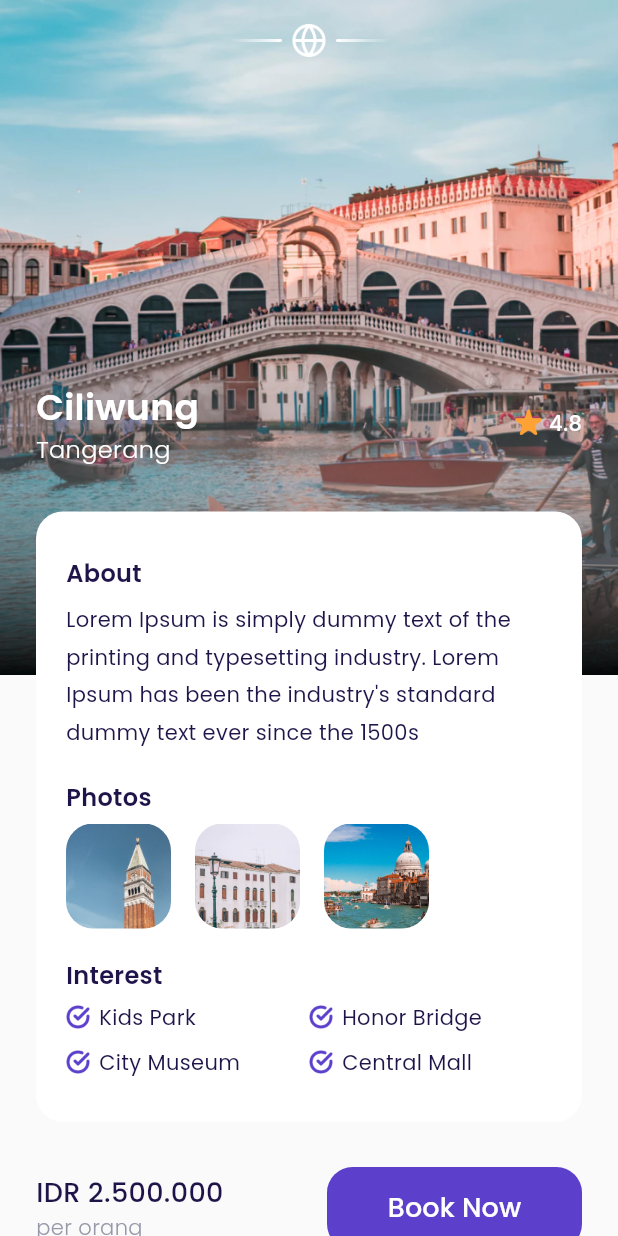
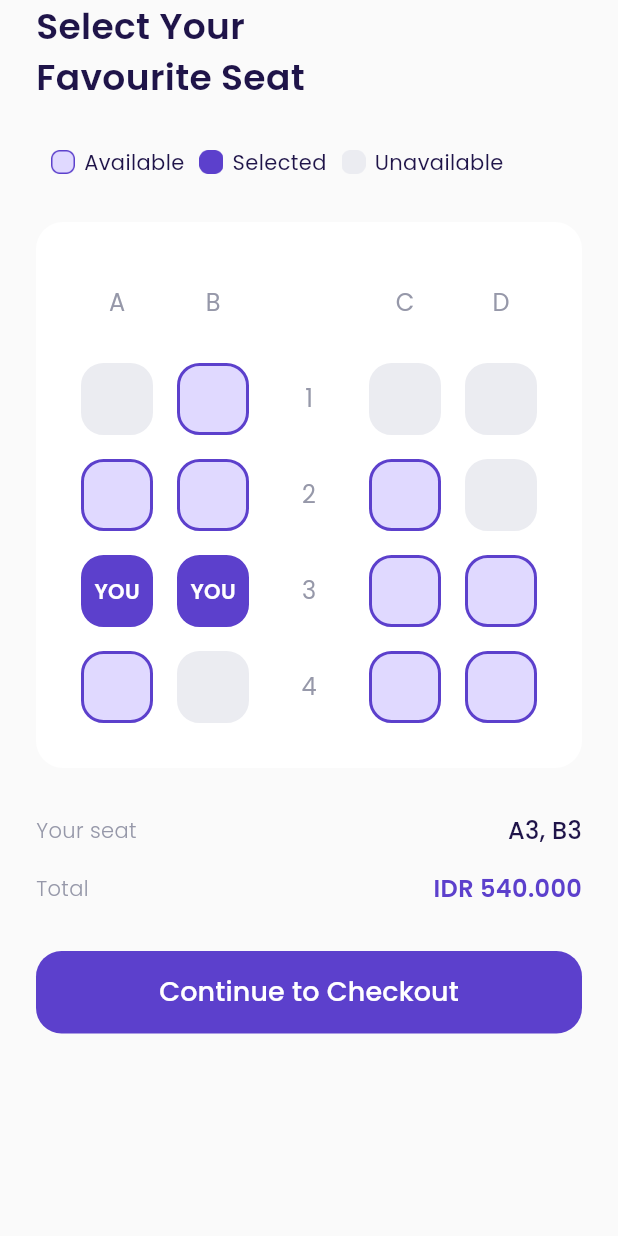
Before and after one commit to khoerodin/airplane, a Flutter app: the DetailPage screen opened directly, after a tap on "Book Now", on a phone screen of 412 x 824 dp. Run offline on Flutter 3.47's test engine with Material 3 defaults, Android fonts, the phone set to English and light mode, and no system bars; our stand-ins replace google_fonts.

Commit message:
Choose Site Page

```diff
--- /dev/null
+++ b/lib/ui/pages/choose_site_page.dart
@@ -0,0 +1,297 @@
+import 'package:airplane/shared/theme.dart';
+import 'package:airplane/ui/widgtes/custom_button.dart';
+import 'package:airplane/ui/widgtes/seat_item.dart';
+import 'package:flutter/material.dart';
+
+class ChooseSitePage extends StatelessWidget {
+  const ChooseSitePage({super.key});
+
+  @override
+  Widget build(BuildContext context) {
+    Widget title() {
+      return SafeArea(
+        child: Column(
+          crossAxisAlignment: CrossAxisAlignment.start,
+          children: [
+            Text(
+              'Select Your',
+              style: blackTextStyle.copyWith(
+                fontSize: 24,
+                fontWeight: semiBold,
+              ),
+            ),
+            Text(
+              'Favourite Seat',
+              style: blackTextStyle.copyWith(
+                fontSize: 24,
+                fontWeight: semiBold,
+              ),
+            ),
+          ],
+        ),
+      );
+    }
+
+    Widget seatStatus() {
+      return Container(
+        margin: const EdgeInsets.only(top: 30),
+        child: Row(
+          children: [
+            Container(
+              width: 16,
+              height: 16,
+              margin: const EdgeInsets.only(
+                left: 10,
+                right: 6,
+              ),
+              decoration: const BoxDecoration(
+                image: DecorationImage(
+                  image: AssetImage(
+                    'assets/icon_available.png',
+                  ),
+                ),
+              ),
+            ),
+            Text(
+              'Available',
+              style: blackTextStyle,
+            ),
+            Container(
+              width: 16,
+              height: 16,
+              margin: const EdgeInsets.only(
+                left: 10,
+                right: 6,
+              ),
+              decoration: const BoxDecoration(
+                image: DecorationImage(
+                  image: AssetImage(
+                    'assets/icon_selected.png',
+                  ),
+                ),
+              ),
+            ),
+            Text(
+              'Selected',
+              style: blackTextStyle,
+            ),
+            Container(
+              width: 16,
+              height: 16,
+              margin: const EdgeInsets.only(
+                left: 10,
+                right: 6,
+              ),
+              decoration: const BoxDecoration(
+                image: DecorationImage(
+                  image: AssetImage(
+                    'assets/icon_unavailable.png',
+                  ),
+                ),
+              ),
+            ),
+            Text(
+              'Unavailable',
+              style: blackTextStyle,
+            ),
+          ],
+        ),
+      );
+    }
+
+    Widget selectSeat() {
+      Widget columnName(String name) {
+        return SizedBox(
+          width: 48,
+          height: 48,
+          child: Center(
+            child: Text(
+              name,
+              style: greyTextStyle.copyWith(
+                fontSize: 16,
+              ),
+            ),
+          ),
+        );
+      }
+
+      Widget rowName() {
+        return Row(
+          mainAxisAlignment: MainAxisAlignment.spaceAround,
+          children: [
+            columnName('A'),
+            columnName('B'),
+            columnName(''),
+            columnName('C'),
+            columnName('D'),
+          ],
+        );
+      }
+
+      Widget seatRow({
+        required int rowNumber,
+        required String seatA,
+        required String seatB,
+        required String seatC,
+        required String seatD,
+      }) {
+        return Container(
+          margin: const EdgeInsets.only(top: 16),
+          child: Row(
+            mainAxisAlignment: MainAxisAlignment.spaceAround,
+            children: [
+              SeatItem(
+                status: seatA,
+              ),
+              SeatItem(
+                status: seatB,
+              ),
+              SizedBox(
+                width: 48,
+                height: 48,
+                child: Center(
+                  child: Text(
+                    rowNumber.toString(),
+                    style: greyTextStyle.copyWith(
+                      fontSize: 16,
+                    ),
+                  ),
+                ),
+              ),
+              SeatItem(
+                status: seatC,
+              ),
+              SeatItem(
+                status: seatD,
+              ),
+            ],
+          ),
+        );
+      }
+
+      return Container(
+        width: double.infinity,
+        margin: const EdgeInsets.only(top: 30),
+        padding: const EdgeInsets.symmetric(
+          horizontal: 22,
+          vertical: 30,
+        ),
+        decoration: BoxDecoration(
+          color: kWhiteColor,
+          borderRadius: BorderRadius.circular(18),
+        ),
+        child: Column(
+          children: [
+            rowName(),
+            seatRow(
+              rowNumber: 1,
+              seatA: 'unavailable',
+              seatB: 'available',
+              seatC: 'unavailable',
+              seatD: 'unavailable',
+            ),
+            seatRow(
+              rowNumber: 2,
+              seatA: 'available',
+              seatB: 'available',
+              seatC: 'available',
+              seatD: 'unavailable',
+            ),
+            seatRow(
+              rowNumber: 3,
+              seatA: 'selected',
+              seatB: 'selected',
+              seatC: 'available',
+              seatD: 'available',
+            ),
+            seatRow(
+              rowNumber: 4,
+              seatA: 'available',
+              seatB: 'unavailable',
+              seatC: 'available',
+              seatD: 'available',
+            ),
+          ],
+        ),
+      );
+    }
+
+    Widget yourSeat() {
+      return Container(
+        margin: const EdgeInsets.only(top: 30),
+        child: Row(
+          children: [
+            Expanded(
+              child: Text(
+                'Your seat',
+                style: greyTextStyle.copyWith(
+                  fontWeight: light,
+                ),
+              ),
+            ),
+            Text(
+              'A3, B3',
+              style: blackTextStyle.copyWith(
+                fontSize: 16,
+                fontWeight: medium,
+              ),
+            )
+          ],
+        ),
+      );
+    }
+
+    Widget total() {
+      return Container(
+        margin: const EdgeInsets.only(top: 16),
+        child: Row(
+          children: [
+            Expanded(
+              child: Text(
+                'Total',
+                style: greyTextStyle.copyWith(
+                  fontWeight: light,
+                ),
+              ),
+            ),
+            Text(
+              'IDR 540.000',
+              style: purpleTextStyle.copyWith(
+                fontSize: 16,
+                fontWeight: semiBold,
+              ),
+            )
+          ],
+        ),
+      );
+    }
+
+    Widget checkoutButton() {
+      return CustomButton(
+        title: 'Continue to Checkout',
+        onPressed: () {},
+        margin: const EdgeInsets.only(
+          top: 30,
+          bottom: 46,
+        ),
+      );
+    }
+
+    return Scaffold(
+      backgroundColor: kBackgroundColor,
+      body: ListView(
+        padding: EdgeInsets.symmetric(
+          horizontal: defaultMargin,
+        ),
+        children: [
+          title(),
+          seatStatus(),
+          selectSeat(),
+          yourSeat(),
+          total(),
+          checkoutButton(),
+        ],
+      ),
+    );
+  }
+}
--- a/lib/ui/pages/detail_page.dart
+++ b/lib/ui/pages/detail_page.dart
@@ -1,4 +1,5 @@
 import 'package:airplane/shared/theme.dart';
+import 'package:airplane/ui/pages/choose_site_page.dart';
 import 'package:airplane/ui/widgtes/custom_button.dart';
 import 'package:airplane/ui/widgtes/interest_item.dart';
 import 'package:airplane/ui/widgtes/photo_item.dart';
@@ -207,7 +208,14 @@ class DetailPage extends StatelessWidget {
               ),
               CustomButton(
                 title: 'Book Now',
-                onPressed: () {},
+                onPressed: () {
+                  Navigator.push(
+                    context,
+                    MaterialPageRoute(
+                      builder: (context) => const ChooseSitePage(),
+                    ),
+                  );
+                },
                 width: 170,
               ),
             ],
--- /dev/null
+++ b/lib/ui/widgtes/seat_item.dart
@@ -0,0 +1,70 @@
+import 'package:airplane/shared/theme.dart';
+import 'package:flutter/material.dart';
+
+class SeatItem extends StatelessWidget {
+  final String status;
+  const SeatItem({
+    super.key,
+    required this.status,
+  });
+
+  @override
+  Widget build(BuildContext context) {
+    backgroundColor() {
+      switch (status) {
+        case 'available':
+          return kAvailableColor;
+        case 'selected':
+          return kPrimaryColor;
+        case 'unavailable':
+          return kUnavailableColor;
+        default:
+          kUnavailableColor;
+      }
+    }
+
+    borderColor() {
+      switch (status) {
+        case 'available':
+          return kPrimaryColor;
+        case 'selected':
+          return kPrimaryColor;
+        case 'unavailable':
+          return kUnavailableColor;
+        default:
+          kUnavailableColor;
+      }
+    }
+
+    statusVariant() {
+      switch (status) {
+        case 'available':
+          return const SizedBox();
+        case 'selected':
+          return Center(
+            child: Text(
+              'YOU',
+              style: whiteTextStyle.copyWith(
+                fontWeight: semiBold,
+              ),
+            ),
+          );
+        case 'unavailable':
+          return const SizedBox();
+        default:
+          return const SizedBox();
+      }
+    }
+
+    return Container(
+      width: 48,
+      height: 48,
+      decoration: BoxDecoration(
+        color: backgroundColor(),
+        borderRadius: BorderRadius.circular(15),
+        border: Border.all(color: borderColor()!, width: 2),
+      ),
+      child: statusVariant(),
+    );
+  }
+}
```
